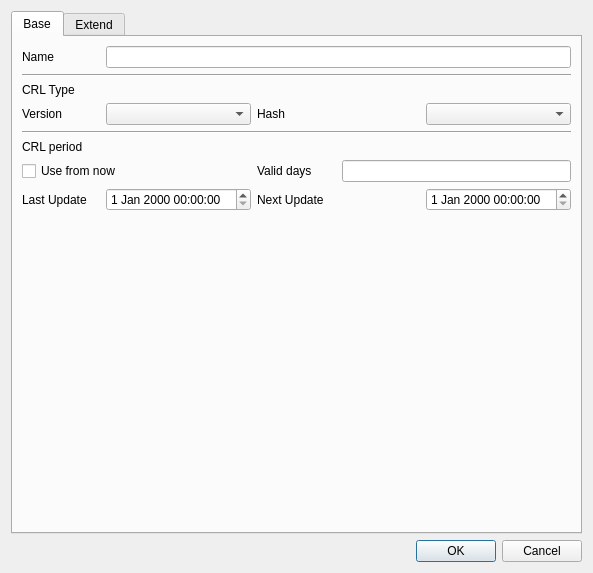
First picture: the form in CCMan/make_crl_profile_dlg.ui, repository jykim74/CCMan, before the edit.
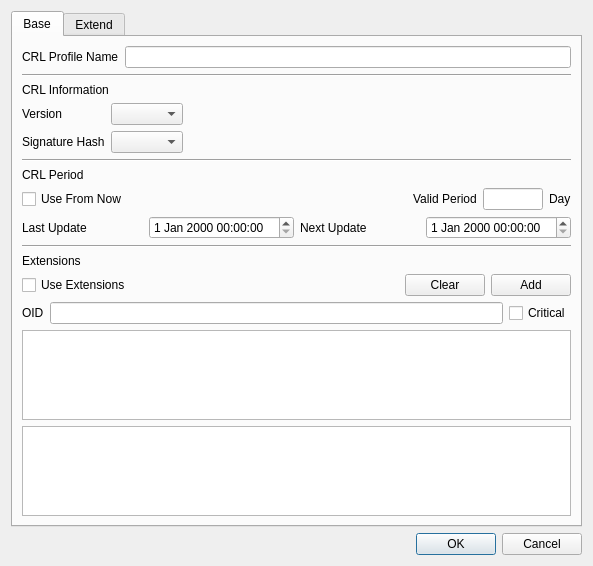
Second picture: the form after the edit. The open tabs and pages were chosen to show the change.

Commit message: Profile UI 변경

The edit to the form file:
```diff
--- a/CCMan/make_crl_profile_dlg.ui
+++ b/CCMan/make_crl_profile_dlg.ui
@@ -14,77 +14,270 @@
    <string>Make CRL policy</string>
   </property>
   <layout class="QVBoxLayout" name="verticalLayout">
-   <item>
-    <spacer name="verticalSpacer_3">
-     <property name="orientation">
-      <enum>Qt::Vertical</enum>
-     </property>
-     <property name="sizeHint" stdset="0">
-      <size>
-       <width>20</width>
-       <height>40</height>
-      </size>
-     </property>
-    </spacer>
-   </item>
    <item>
     <widget class="QTabWidget" name="mCRLTab">
      <property name="currentIndex">
-      <number>1</number>
+      <number>0</number>
      </property>
      <widget class="QWidget" name="tab">
       <attribute name="title">
        <string>Base</string>
       </attribute>
-      <layout class="QGridLayout" name="gridLayout">
-       <item row="5" column="0">
-        <widget class="QLabel" name="label_4">
-         <property name="text">
-          <string>CRL period</string>
-         </property>
-        </widget>
+      <layout class="QVBoxLayout" name="verticalLayout_2">
+       <item>
+        <layout class="QGridLayout" name="gridLayout">
+         <item row="0" column="0">
+          <widget class="QLabel" name="label">
+           <property name="text">
+            <string>CRL Profile Name</string>
+           </property>
+          </widget>
+         </item>
+         <item row="0" column="1">
+          <widget class="QLineEdit" name="mNameText"/>
+         </item>
+        </layout>
        </item>
-       <item row="0" column="1" colspan="4">
-        <widget class="QLineEdit" name="mNameText"/>
-       </item>
-       <item row="6" column="0" colspan="2">
-        <widget class="QCheckBox" name="mUseFromNowCheck">
-         <property name="text">
-          <string>Use from now</string>
-         </property>
-        </widget>
-       </item>
-       <item row="3" column="4">
-        <widget class="QComboBox" name="mHashCombo"/>
-       </item>
-       <item row="6" column="3" colspan="2">
-        <widget class="QLineEdit" name="mValidDaysText"/>
-       </item>
-       <item row="3" column="2">
-        <widget class="QLabel" name="label_6">
-         <property name="text">
-          <string>Hash</string>
-         </property>
-        </widget>
-       </item>
-       <item row="7" column="4">
-        <widget class="QDateTimeEdit" name="mNextUpdateDateTime"/>
-       </item>
-       <item row="1" column="0" colspan="5">
+       <item>
         <widget class="Line" name="line">
          <property name="orientation">
           <enum>Qt::Horizontal</enum>
          </property>
         </widget>
        </item>
-       <item row="2" column="0">
-        <widget class="QLabel" name="label_2">
+       <item>
+        <widget class="QLabel" name="label_3">
          <property name="text">
-          <string>CRL Type</string>
+          <string>CRL Information</string>
          </property>
         </widget>
        </item>
-       <item row="8" column="1">
+       <item>
+        <layout class="QGridLayout" name="gridLayout_2">
+         <item row="1" column="0">
+          <widget class="QLabel" name="label_5">
+           <property name="text">
+            <string>Signature Hash</string>
+           </property>
+          </widget>
+         </item>
+         <item row="1" column="1">
+          <widget class="QComboBox" name="mHashCombo"/>
+         </item>
+         <item row="0" column="1">
+          <widget class="QComboBox" name="mVersionCombo"/>
+         </item>
+         <item row="0" column="0">
+          <widget class="QLabel" name="label_4">
+           <property name="text">
+            <string>Version</string>
+           </property>
+          </widget>
+         </item>
+         <item row="0" column="2">
+          <spacer name="horizontalSpacer">
+           <property name="orientation">
+            <enum>Qt::Horizontal</enum>
+           </property>
+           <property name="sizeHint" stdset="0">
+            <size>
+             <width>40</width>
+             <height>20</height>
+            </size>
+           </property>
+          </spacer>
+         </item>
+         <item row="1" column="2">
+          <spacer name="horizontalSpacer_2">
+           <property name="orientation">
+            <enum>Qt::Horizontal</enum>
+           </property>
+           <property name="sizeHint" stdset="0">
+            <size>
+             <width>40</width>
+             <height>20</height>
+            </size>
+           </property>
+          </spacer>
+         </item>
+        </layout>
+       </item>
+       <item>
+        <widget class="Line" name="line_2">
+         <property name="orientation">
+          <enum>Qt::Horizontal</enum>
+         </property>
+        </widget>
+       </item>
+       <item>
+        <widget class="QLabel" name="label_6">
+         <property name="text">
+          <string>CRL Period</string>
+         </property>
+        </widget>
+       </item>
+       <item>
+        <layout class="QGridLayout" name="gridLayout_3">
+         <item row="0" column="3">
+          <widget class="QLineEdit" name="mValidDaysText">
+           <property name="maximumSize">
+            <size>
+             <width>60</width>
+             <height>16777215</height>
+            </size>
+           </property>
+          </widget>
+         </item>
+         <item row="0" column="0">
+          <widget class="QCheckBox" name="mUseFromNowCheck">
+           <property name="text">
+            <string>Use From Now</string>
+           </property>
+          </widget>
+         </item>
+         <item row="0" column="4">
+          <widget class="QLabel" name="label_8">
+           <property name="text">
+            <string>Day</string>
+           </property>
+          </widget>
+         </item>
+         <item row="0" column="2">
+          <widget class="QLabel" name="label_7">
+           <property name="text">
+            <string>Valid Period</string>
+           </property>
+          </widget>
+         </item>
+         <item row="0" column="1">
+          <spacer name="horizontalSpacer_3">
+           <property name="orientation">
+            <enum>Qt::Horizontal</enum>
+           </property>
+           <property name="sizeHint" stdset="0">
+            <size>
+             <width>40</width>
+             <height>20</height>
+            </size>
+           </property>
+          </spacer>
+         </item>
+        </layout>
+       </item>
+       <item>
+        <layout class="QGridLayout" name="gridLayout_4">
+         <item row="0" column="1">
+          <widget class="QDateTimeEdit" name="mLastUpdateDateTime"/>
+         </item>
+         <item row="0" column="2">
+          <widget class="QLabel" name="label_10">
+           <property name="text">
+            <string>Next Update</string>
+           </property>
+          </widget>
+         </item>
+         <item row="0" column="0">
+          <widget class="QLabel" name="label_9">
+           <property name="text">
+            <string>Last Update</string>
+           </property>
+          </widget>
+         </item>
+         <item row="0" column="3">
+          <widget class="QDateTimeEdit" name="mNextUpdateDateTime"/>
+         </item>
+        </layout>
+       </item>
+       <item>
+        <widget class="Line" name="line_6">
+         <property name="orientation">
+          <enum>Qt::Horizontal</enum>
+         </property>
+        </widget>
+       </item>
+       <item>
+        <widget class="QLabel" name="label_15">
+         <property name="text">
+          <string>Extensions</string>
+         </property>
+        </widget>
+       </item>
+       <item>
+        <layout class="QGridLayout" name="gridLayout_9">
+         <property name="topMargin">
+          <number>0</number>
+         </property>
+         <item row="0" column="3">
+          <widget class="QPushButton" name="mExtensionsAddBtn">
+           <property name="text">
+            <string>Add</string>
+           </property>
+          </widget>
+         </item>
+         <item row="0" column="0">
+          <widget class="QCheckBox" name="mExtensionsUseCheck">
+           <property name="text">
+            <string>Use Extensions</string>
+           </property>
+          </widget>
+         </item>
+         <item row="0" column="2">
+          <widget class="QPushButton" name="mExtensionsClearBtn">
+           <property name="text">
+            <string>Clear</string>
+           </property>
+          </widget>
+         </item>
+         <item row="0" column="1">
+          <spacer name="horizontalSpacer_8">
+           <property name="orientation">
+            <enum>Qt::Horizontal</enum>
+           </property>
+           <property name="sizeHint" stdset="0">
+            <size>
+             <width>40</width>
+             <height>20</height>
+            </size>
+           </property>
+          </spacer>
+         </item>
+        </layout>
+       </item>
+       <item>
+        <layout class="QGridLayout" name="gridLayout_10">
+         <property name="topMargin">
+          <number>0</number>
+         </property>
+         <item row="0" column="0">
+          <widget class="QLabel" name="label_16">
+           <property name="text">
+            <string>OID</string>
+           </property>
+          </widget>
+         </item>
+         <item row="0" column="1">
+          <widget class="QLineEdit" name="mExtensionsOIDText"/>
+         </item>
+         <item row="0" column="2">
+          <widget class="QCheckBox" name="mExtensionsCriticalCheck">
+           <property name="text">
+            <string>Critical</string>
+           </property>
+          </widget>
+         </item>
+        </layout>
+       </item>
+       <item>
+        <widget class="QPlainTextEdit" name="mExtensionsValueText"/>
+       </item>
+       <item>
+        <widget class="QTableWidget" name="mExtensionsTable">
+         <property name="contextMenuPolicy">
+          <enum>Qt::CustomContextMenu</enum>
+         </property>
+        </widget>
+       </item>
+       <item>
         <spacer name="verticalSpacer">
          <property name="orientation">
           <enum>Qt::Vertical</enum>
@@ -97,260 +290,285 @@
          </property>
         </spacer>
        </item>
-       <item row="6" column="2">
-        <widget class="QLabel" name="label_7">
-         <property name="text">
-          <string>Valid days</string>
-         </property>
-        </widget>
-       </item>
-       <item row="3" column="0">
-        <widget class="QLabel" name="label_3">
-         <property name="text">
-          <string>Version</string>
-         </property>
-        </widget>
-       </item>
-       <item row="7" column="0">
-        <widget class="QLabel" name="label_5">
-         <property name="text">
-          <string>Last Update</string>
-         </property>
-        </widget>
-       </item>
-       <item row="3" column="1">
-        <widget class="QComboBox" name="mVersionCombo"/>
-       </item>
-       <item row="0" column="0">
-        <widget class="QLabel" name="label">
-         <property name="text">
-          <string>Name</string>
-         </property>
-        </widget>
-       </item>
-       <item row="7" column="1">
-        <widget class="QDateTimeEdit" name="mLastUpdateDateTime"/>
-       </item>
-       <item row="7" column="2">
-        <widget class="QLabel" name="label_8">
-         <property name="text">
-          <string>Next Update</string>
-         </property>
-        </widget>
-       </item>
-       <item row="4" column="0" colspan="5">
-        <widget class="Line" name="line_2">
-         <property name="orientation">
-          <enum>Qt::Horizontal</enum>
-         </property>
-        </widget>
-       </item>
       </layout>
      </widget>
      <widget class="QWidget" name="tab_2">
       <attribute name="title">
        <string>Extend</string>
       </attribute>
-      <layout class="QGridLayout" name="gridLayout_2">
-       <item row="7" column="1">
-        <widget class="QCheckBox" name="mIDPCriticalCheck">
-         <property name="text">
-          <string>Critical</string>
-         </property>
-        </widget>
-       </item>
-       <item row="1" column="2">
-        <widget class="QCheckBox" name="mCRLNumAutoCheck">
-         <property name="text">
-          <string>Auto number</string>
-         </property>
-        </widget>
-       </item>
-       <item row="4" column="1">
-        <widget class="QCheckBox" name="mAKICriticalCheck">
-         <property name="text">
-          <string>Critical</string>
-         </property>
-        </widget>
-       </item>
-       <item row="7" column="2">
-        <widget class="QComboBox" name="mIDPCombo"/>
-       </item>
-       <item row="13" column="2">
-        <widget class="QComboBox" name="mIANCombo"/>
-       </item>
-       <item row="7" column="0">
-        <widget class="QCheckBox" name="mIDPUseCheck">
-         <property name="text">
-          <string>Use</string>
-         </property>
-        </widget>
-       </item>
-       <item row="13" column="1">
-        <widget class="QCheckBox" name="mIANCriticalCheck">
-         <property name="text">
-          <string>Critical</string>
-         </property>
-        </widget>
-       </item>
-       <item row="13" column="0">
-        <widget class="QCheckBox" name="mIANUseCheck">
-         <property name="text">
-          <string>Use</string>
-         </property>
-        </widget>
-       </item>
-       <item row="4" column="3">
-        <widget class="QCheckBox" name="mAKICertSerialCheck">
-         <property name="text">
-          <string>Certificate serial</string>
-         </property>
-        </widget>
-       </item>
-       <item row="0" column="0" colspan="2">
-        <widget class="QLabel" name="label_9">
+      <layout class="QVBoxLayout" name="verticalLayout_3">
+       <item>
+        <widget class="QLabel" name="label_2">
          <property name="text">
           <string>CRL number</string>
          </property>
         </widget>
        </item>
-       <item row="12" column="0" colspan="3">
-        <widget class="QLabel" name="label_12">
-         <property name="text">
-          <string>Issuer alternative name</string>
-         </property>
-        </widget>
+       <item>
+        <layout class="QGridLayout" name="gridLayout_5">
+         <item row="0" column="1">
+          <widget class="QCheckBox" name="mCRLNumCriticalCheck">
+           <property name="text">
+            <string>Critical</string>
+           </property>
+          </widget>
+         </item>
+         <item row="0" column="5">
+          <widget class="QLineEdit" name="mCRLNumText">
+           <property name="maximumSize">
+            <size>
+             <width>60</width>
+             <height>16777215</height>
+            </size>
+           </property>
+          </widget>
+         </item>
+         <item row="0" column="0">
+          <widget class="QCheckBox" name="mCRLNumUseCheck">
+           <property name="text">
+            <string>Use</string>
+           </property>
+          </widget>
+         </item>
+         <item row="0" column="4">
+          <widget class="QLabel" name="label_11">
+           <property name="text">
+            <string>Number</string>
+           </property>
+          </widget>
+         </item>
+         <item row="0" column="3">
+          <widget class="QCheckBox" name="mCRLNumAutoCheck">
+           <property name="text">
+            <string>Auto Number</string>
+           </property>
+          </widget>
+         </item>
+         <item row="0" column="2">
+          <spacer name="horizontalSpacer_4">
+           <property name="orientation">
+            <enum>Qt::Horizontal</enum>
+           </property>
+           <property name="sizeHint" stdset="0">
+            <size>
+             <width>40</width>
+             <height>20</height>
+            </size>
+           </property>
+          </spacer>
+         </item>
+        </layout>
        </item>
-       <item row="4" column="0">
-        <widget class="QCheckBox" name="mAKIUseCheck">
-         <property name="text">
-          <string>Use</string>
-         </property>
-        </widget>
-       </item>
-       <item row="1" column="1">
-        <widget class="QCheckBox" name="mCRLNumCriticalCheck">
-         <property name="text">
-          <string>Critical</string>
-         </property>
-        </widget>
-       </item>
-       <item row="4" column="2">
-        <widget class="QCheckBox" name="mAKICertIssuerCheck">
-         <property name="text">
-          <string>Certificate issuer</string>
-         </property>
-        </widget>
-       </item>
-       <item row="6" column="0" colspan="3">
-        <widget class="QLabel" name="label_11">
-         <property name="text">
-          <string>Issuing Distribution Point</string>
-         </property>
-        </widget>
-       </item>
-       <item row="1" column="0">
-        <widget class="QCheckBox" name="mCRLNumUseCheck">
-         <property name="text">
-          <string>Use</string>
-         </property>
-        </widget>
-       </item>
-       <item row="3" column="0" colspan="2">
-        <widget class="QLabel" name="label_10">
-         <property name="text">
-          <string>Authority key identifier</string>
-         </property>
-        </widget>
-       </item>
-       <item row="1" column="4">
-        <widget class="QLineEdit" name="mCRLNumText"/>
-       </item>
-       <item row="1" column="3">
-        <widget class="QLabel" name="label_13">
-         <property name="text">
-          <string>number</string>
-         </property>
-        </widget>
-       </item>
-       <item row="2" column="0" colspan="5">
+       <item>
         <widget class="Line" name="line_3">
          <property name="orientation">
           <enum>Qt::Horizontal</enum>
          </property>
         </widget>
        </item>
-       <item row="5" column="0" colspan="5">
+       <item>
+        <widget class="QLabel" name="label_12">
+         <property name="text">
+          <string>Authority Key Identifier</string>
+         </property>
+        </widget>
+       </item>
+       <item>
+        <layout class="QGridLayout" name="gridLayout_6">
+         <item row="0" column="1">
+          <widget class="QCheckBox" name="mAKICriticalCheck">
+           <property name="text">
+            <string>Critical</string>
+           </property>
+          </widget>
+         </item>
+         <item row="0" column="3">
+          <widget class="QCheckBox" name="mAKICertIssuerCheck">
+           <property name="text">
+            <string>Ceritificate Issuer</string>
+           </property>
+          </widget>
+         </item>
+         <item row="0" column="0">
+          <widget class="QCheckBox" name="mAKIUseCheck">
+           <property name="text">
+            <string>Use</string>
+           </property>
+          </widget>
+         </item>
+         <item row="0" column="4">
+          <widget class="QCheckBox" name="mAKICertSerialCheck">
+           <property name="text">
+            <string>Certificate Serial</string>
+           </property>
+          </widget>
+         </item>
+         <item row="0" column="2">
+          <spacer name="horizontalSpacer_5">
+           <property name="orientation">
+            <enum>Qt::Horizontal</enum>
+           </property>
+           <property name="sizeHint" stdset="0">
+            <size>
+             <width>40</width>
+             <height>20</height>
+            </size>
+           </property>
+          </spacer>
+         </item>
+        </layout>
+       </item>
+       <item>
         <widget class="Line" name="line_4">
          <property name="orientation">
           <enum>Qt::Horizontal</enum>
          </property>
         </widget>
        </item>
-       <item row="7" column="4">
-        <widget class="QPushButton" name="mIDPAddBtn">
+       <item>
+        <widget class="QLabel" name="label_13">
          <property name="text">
-          <string>Add</string>
+          <string>Issuing Distribution Point</string>
          </property>
         </widget>
        </item>
-       <item row="8" column="0" colspan="5">
+       <item>
+        <layout class="QGridLayout" name="gridLayout_7">
+         <item row="0" column="4">
+          <widget class="QPushButton" name="mIDPClearBtn">
+           <property name="text">
+            <string>Clear</string>
+           </property>
+          </widget>
+         </item>
+         <item row="0" column="5">
+          <widget class="QPushButton" name="mIDPAddBtn">
+           <property name="text">
+            <string>Add</string>
+           </property>
+          </widget>
+         </item>
+         <item row="0" column="1">
+          <widget class="QCheckBox" name="mIDPCriticalCheck">
+           <property name="text">
+            <string>Critical</string>
+           </property>
+          </widget>
+         </item>
+         <item row="0" column="0">
+          <widget class="QCheckBox" name="mIDPUseCheck">
+           <property name="text">
+            <string>Use</string>
+           </property>
+          </widget>
+         </item>
+         <item row="0" column="2">
+          <widget class="QComboBox" name="mIDPCombo"/>
+         </item>
+         <item row="0" column="3">
+          <spacer name="horizontalSpacer_6">
+           <property name="orientation">
+            <enum>Qt::Horizontal</enum>
+           </property>
+           <property name="sizeHint" stdset="0">
+            <size>
+             <width>40</width>
+             <height>20</height>
+            </size>
+           </property>
+          </spacer>
+         </item>
+        </layout>
+       </item>
+       <item>
         <widget class="QLineEdit" name="mIDPText"/>
        </item>
-       <item row="9" column="0" colspan="5">
-        <widget class="QTableWidget" name="mIDPTable"/>
-       </item>
-       <item row="10" column="4">
-        <widget class="QPushButton" name="mIDPClearBtn">
-         <property name="text">
-          <string>Clear</string>
+       <item>
+        <widget class="QTableWidget" name="mIDPTable">
+         <property name="contextMenuPolicy">
+          <enum>Qt::CustomContextMenu</enum>
          </property>
         </widget>
        </item>
-       <item row="11" column="0" colspan="5">
+       <item>
         <widget class="Line" name="line_5">
          <property name="orientation">
           <enum>Qt::Horizontal</enum>
          </property>
         </widget>
        </item>
-       <item row="13" column="4">
-        <widget class="QPushButton" name="mIANAddBtn">
+       <item>
+        <widget class="QLabel" name="label_14">
          <property name="text">
-          <string>Add</string>
+          <string>Issuer Alternative Name</string>
          </property>
         </widget>
        </item>
-       <item row="16" column="4">
-        <widget class="QPushButton" name="mIANClearBtn">
-         <property name="text">
-          <string>Clear</string>
+       <item>
+        <layout class="QGridLayout" name="gridLayout_8">
+         <property name="topMargin">
+          <number>0</number>
          </property>
-        </widget>
+         <item row="0" column="2">
+          <widget class="QComboBox" name="mIANCombo"/>
+         </item>
+         <item row="0" column="4">
+          <widget class="QPushButton" name="mIANClearBtn">
+           <property name="text">
+            <string>Clear</string>
+           </property>
+          </widget>
+         </item>
+         <item row="0" column="0">
+          <widget class="QCheckBox" name="mIANUseCheck">
+           <property name="text">
+            <string>Use</string>
+           </property>
+          </widget>
+         </item>
+         <item row="0" column="1">
+          <widget class="QCheckBox" name="mIANCriticalCheck">
+           <property name="text">
+            <string>Critical</string>
+           </property>
+          </widget>
+         </item>
+         <item row="0" column="5">
+          <widget class="QPushButton" name="mIANAddBtn">
+           <property name="text">
+            <string>Add</string>
+           </property>
+          </widget>
+         </item>
+         <item row="0" column="3">
+          <spacer name="horizontalSpacer_7">
+           <property name="orientation">
+            <enum>Qt::Horizontal</enum>
+           </property>
+           <property name="sizeHint" stdset="0">
+            <size>
+             <width>40</width>
+             <height>20</height>
+            </size>
+           </property>
+          </spacer>
+         </item>
+        </layout>
        </item>
-       <item row="14" column="0" colspan="5">
+       <item>
         <widget class="QLineEdit" name="mIANText"/>
        </item>
-       <item row="15" column="0" colspan="5">
-        <widget class="QTableWidget" name="mIANTable"/>
+       <item>
+        <widget class="QTableWidget" name="mIANTable">
+         <property name="contextMenuPolicy">
+          <enum>Qt::CustomContextMenu</enum>
+         </property>
+        </widget>
        </item>
       </layout>
      </widget>
     </widget>
    </item>
-   <item>
-    <spacer name="verticalSpacer_2">
-     <property name="orientation">
-      <enum>Qt::Vertical</enum>
-     </property>
-     <property name="sizeHint" stdset="0">
-      <size>
-       <width>20</width>
-       <height>40</height>
-      </size>
-     </property>
-    </spacer>
-   </item>
    <item>
     <widget class="QDialogButtonBox" name="buttonBox">
      <property name="orientation">
```
Left out of the diff: 3 changed lines with no effect on the pictures. The commit also changes 1 other file.
